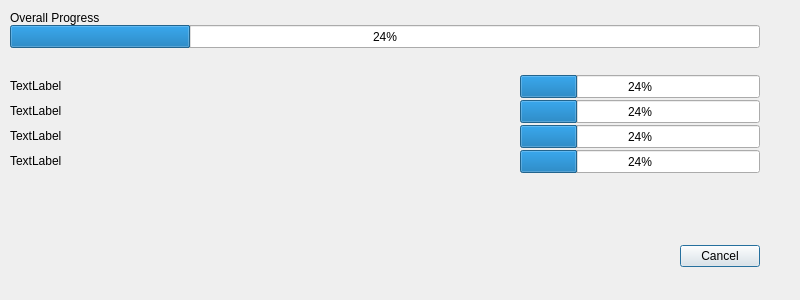
The window that syncDialog.ui (michael-ring/pyBlink) describes before a commit, drawn with Qt 5.
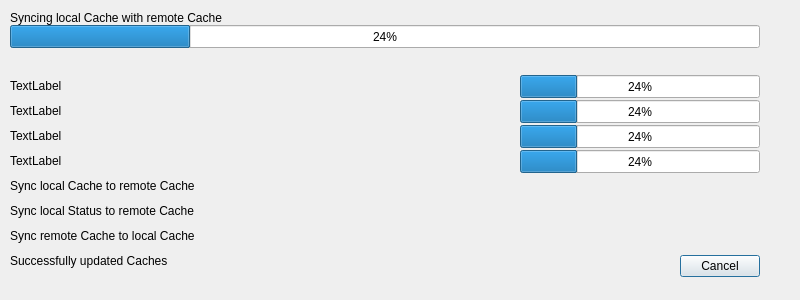
The same window after the commit.

Diff of the .ui file:
```diff
--- a/syncDialog.ui
+++ b/syncDialog.ui
@@ -41,7 +41,7 @@
    <property name="geometry">
     <rect>
      <x>30</x>
-     <y>240</y>
+     <y>250</y>
      <width>730</width>
      <height>32</height>
     </rect>
@@ -92,7 +92,7 @@
     </rect>
    </property>
    <property name="text">
-    <string>Overall Progress</string>
+    <string>Syncing local Cache with remote Cache</string>
    </property>
   </widget>
   <widget class="QProgressBar" name="progressBar_file2">
@@ -186,6 +186,58 @@
     <string>TextLabel</string>
    </property>
   </widget>
+  <widget class="QLabel" name="label_done">
+   <property name="geometry">
+    <rect>
+     <x>10</x>
+     <y>253</y>
+     <width>500</width>
+     <height>16</height>
+    </rect>
+   </property>
+   <property name="text">
+    <string>Successfully updated Caches</string>
+   </property>
+  </widget>
+  <widget class="QLabel" name="label_syncToServer">
+   <property name="geometry">
+    <rect>
+     <x>10</x>
+     <y>178</y>
+     <width>500</width>
+     <height>16</height>
+    </rect>
+   </property>
+   <property name="text">
+    <string>Sync local Cache to remote Cache</string>
+   </property>
+  </widget>
+  <widget class="QLabel" name="label_syncFromServer">
+   <property name="geometry">
+    <rect>
+     <x>10</x>
+     <y>228</y>
+     <width>500</width>
+     <height>16</height>
+    </rect>
+   </property>
+   <property name="text">
+    <string>Sync remote Cache to local Cache</string>
+   </property>
+  </widget>
+  <widget class="QLabel" name="label_syncStatus">
+   <property name="geometry">
+    <rect>
+     <x>10</x>
+     <y>203</y>
+     <width>500</width>
+     <height>16</height>
+    </rect>
+   </property>
+   <property name="text">
+    <string>Sync local Status to remote Cache</string>
+   </property>
+  </widget>
  </widget>
  <resources/>
  <connections>
```
Left out of the diff: 2 changed lines with no effect on the pictures.
